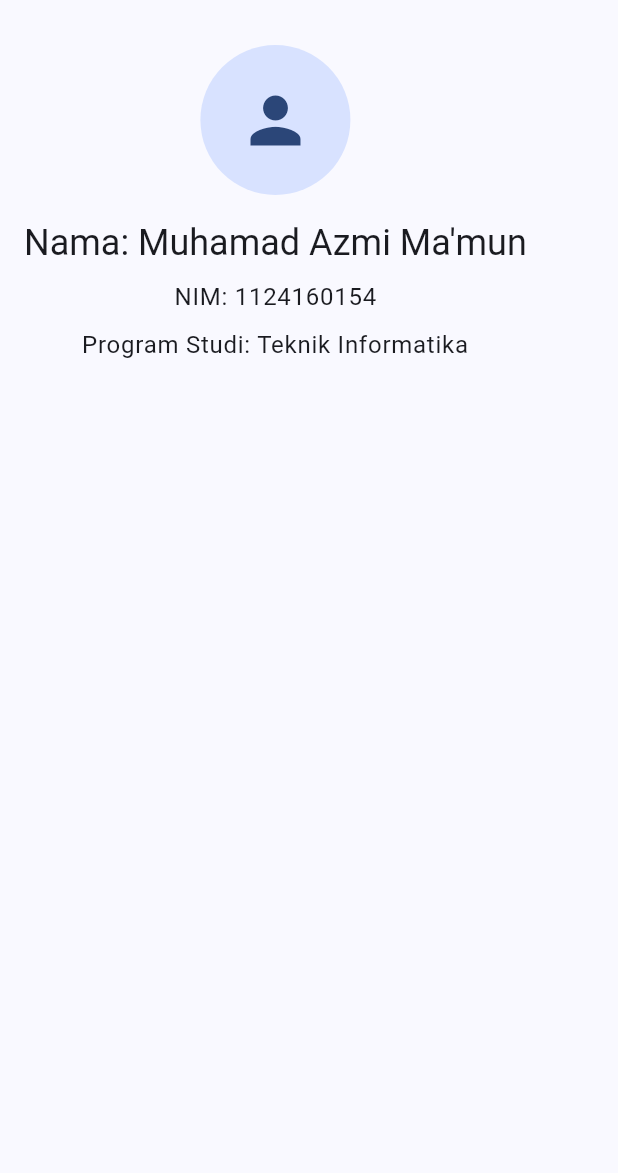
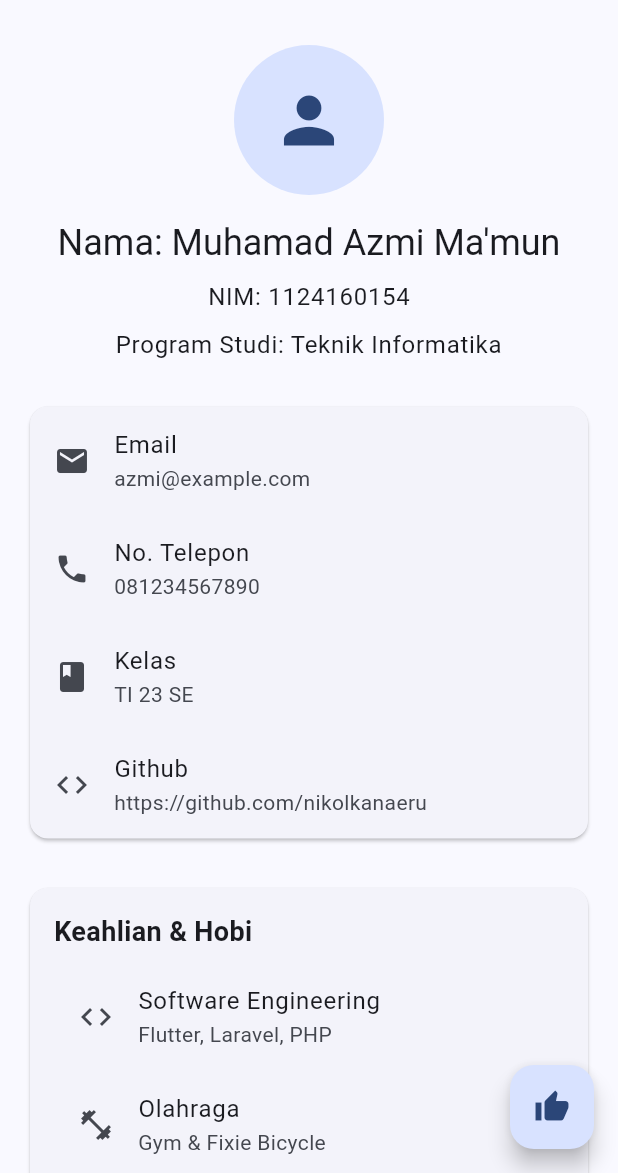
Before and after one commit to nikolkanaeru/latihanuts, a Flutter app: the screen it shows after launch, on a phone screen of 412 x 824 dp, the part 63-1236 px from its top. Run offline on Flutter 3.47's test engine with Material 3 defaults, Android fonts, the phone set to English and light mode, and no system bars.

Commit message:
tahap 3: Kartu informasi dan Infofile

```diff
--- a/lib/main.dart
+++ b/lib/main.dart
@@ -79,11 +79,104 @@ class ProfilePage extends StatelessWidget {
                   style: Theme.of(context).textTheme.bodyLarge,
                   textAlign: TextAlign.center,
                 ),
+                const SizedBox(height: 25),
+                Card(
+                  child: Column(
+                    children: const [
+                      InfoTile(
+                        icon: Icons.email,
+                        title: 'Email',
+                        value: 'azmi@example.com',
+                      ),
+                      InfoTile(
+                        icon: Icons.phone,
+                        title: 'No. Telepon',
+                        value: '081234567890',
+                      ),
+                      InfoTile(
+                        icon: Icons.class_,
+                        title: 'Kelas',
+                        value: 'TI 23 SE',
+                      ),
+                      InfoTile(
+                        icon: Icons.code,
+                        title: 'Github',
+                        value: 'https://github.com/nikolkanaeru',
+                      ),
+                    ],
+                  ),
+                ),
+                const SizedBox(height: 25),
+                Card(
+                  child: Padding(
+                    padding: const EdgeInsets.all(16.0),
+                    child: Column(
+                      crossAxisAlignment: CrossAxisAlignment.start,
+                      children: [
+                        const Text(
+                          'Keahlian & Hobi',
+                          style: TextStyle(
+                            fontSize: 18,
+                            fontWeight: FontWeight.bold,
+                          ),
+                        ),
+                        const SizedBox(height: 8),
+                        const InfoTile(
+                          icon: Icons.code,
+                          title: 'Software Engineering',
+                          value: 'Flutter, Laravel, PHP',
+                        ),
+                        const InfoTile(
+                          icon: Icons.fitness_center,
+                          title: 'Olahraga',
+                          value: 'Gym & Fixie Bicycle',
+                        ),
+                        const InfoTile(
+                          icon: Icons.sports_esports,
+                          title: 'Hobi',
+                          value: 'Gaming & Membaca Manga',
+                        ),
+                      ],
+                    ),
+                  ),
+                ),
               ],
             ),
           ),
         ),
       ),
+      floatingActionButton: FloatingActionButton(
+        onPressed: () {
+          ScaffoldMessenger.of(context).showSnackBar(
+            const SnackBar(
+              content: Text('Terimakasih telah mengunjungi halaman profil saya!'),
+            ),
+          );
+        },
+        child: const Icon(Icons.thumb_up),
+      ),
     );
   }
 }
+
+class InfoTile extends StatelessWidget {
+  final IconData icon;
+  final String title;
+  final String value;
+
+  const InfoTile({
+    super.key,
+    required this.icon,
+    required this.title,
+    required this.value,
+  });
+
+  @override
+  Widget build(BuildContext context) {
+    return ListTile(
+      leading: Icon(icon),
+      title: Text(title),
+      subtitle: Text(value),
+    );
+  }
+}
```
